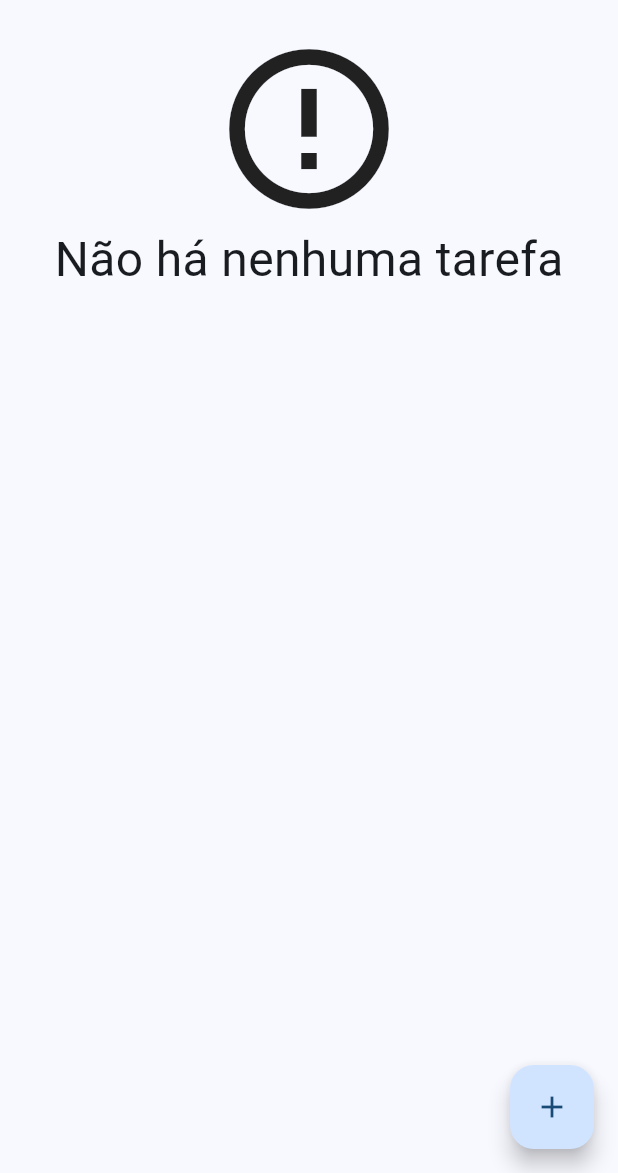
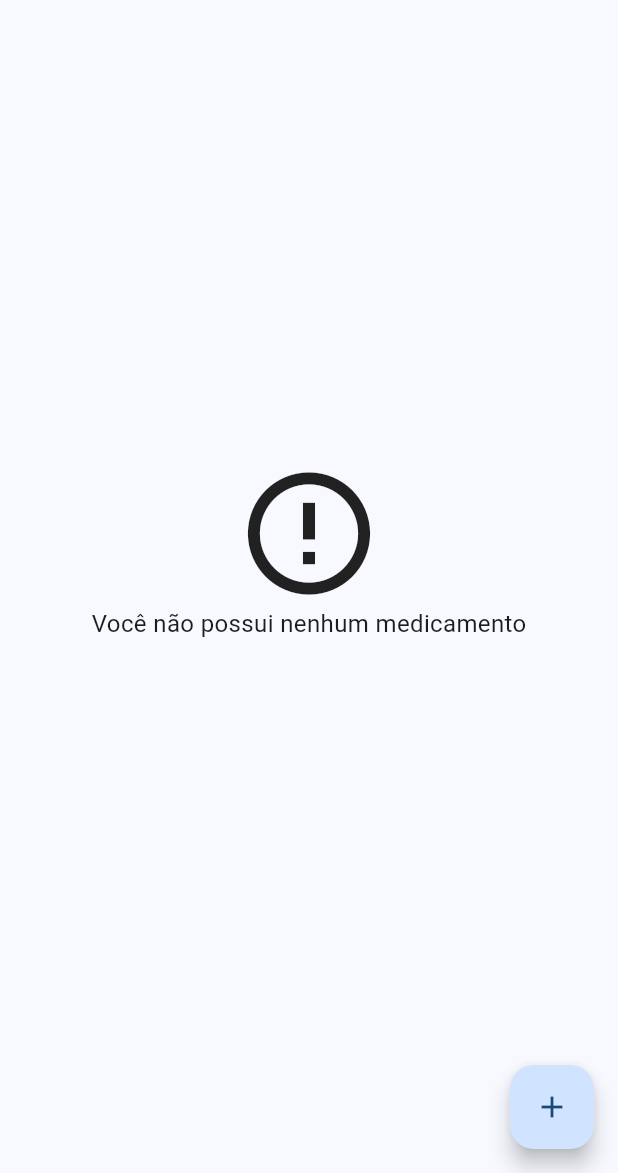
Before and after one commit to brect/my-medicines-flutter-app, a Flutter app: the screen it shows after launch, on a phone screen of 412 x 824 dp, the part 63-1236 px from its top. Run offline on Flutter 3.47's test engine with Material 3 defaults, Android fonts, the phone set to English and light mode, and no system bars; our stand-ins replace sqflite; accounts and stored records are empty.

Commit message:
ajusta alinhamento e textos

```diff
--- a/lib/screens/initial_screen.dart
+++ b/lib/screens/initial_screen.dart
@@ -15,7 +15,6 @@ class InitialScreen extends StatefulWidget {
 class _InitialScreenState extends State<InitialScreen> {
   @override
   Widget build(BuildContext context) {
-
     final store = Provider.of<MedicineStore>(context);
 
     final items = store.items;
@@ -31,25 +30,29 @@ class _InitialScreenState extends State<InitialScreen> {
             if (store.isLoading) {
               return const Center(
                   child: Column(
+                mainAxisAlignment: MainAxisAlignment.center,
+                crossAxisAlignment: CrossAxisAlignment.center,
                 children: [
                   CircularProgressIndicator(),
                   Text(
                     'Carregando',
-                    style: TextStyle(fontSize: 32),
+                    style: TextStyle(fontSize: 16),
                   )
                 ],
               ));
             } else if (items.isEmpty) {
               return const Center(
                 child: Column(
+                  mainAxisAlignment: MainAxisAlignment.center,
+                  crossAxisAlignment: CrossAxisAlignment.center,
                   children: [
                     Icon(
                       Icons.error_outline,
-                      size: 128,
+                      size: 98,
                     ),
                     Text(
-                      'Não há nenhuma tarefa',
-                      style: TextStyle(fontSize: 32),
+                      'Você não possui nenhum medicamento',
+                      style: TextStyle(fontSize: 16),
                     )
                   ],
                 ),
@@ -77,7 +80,8 @@ class _InitialScreenState extends State<InitialScreen> {
 
                                     ScaffoldMessenger.of(context).showSnackBar(
                                       const SnackBar(
-                                        content: Text('Medicamento removido com sucesso!'),
+                                        content: Text(
+                                            'Medicamento removido com sucesso!'),
                                       ),
                                     );
 
```
